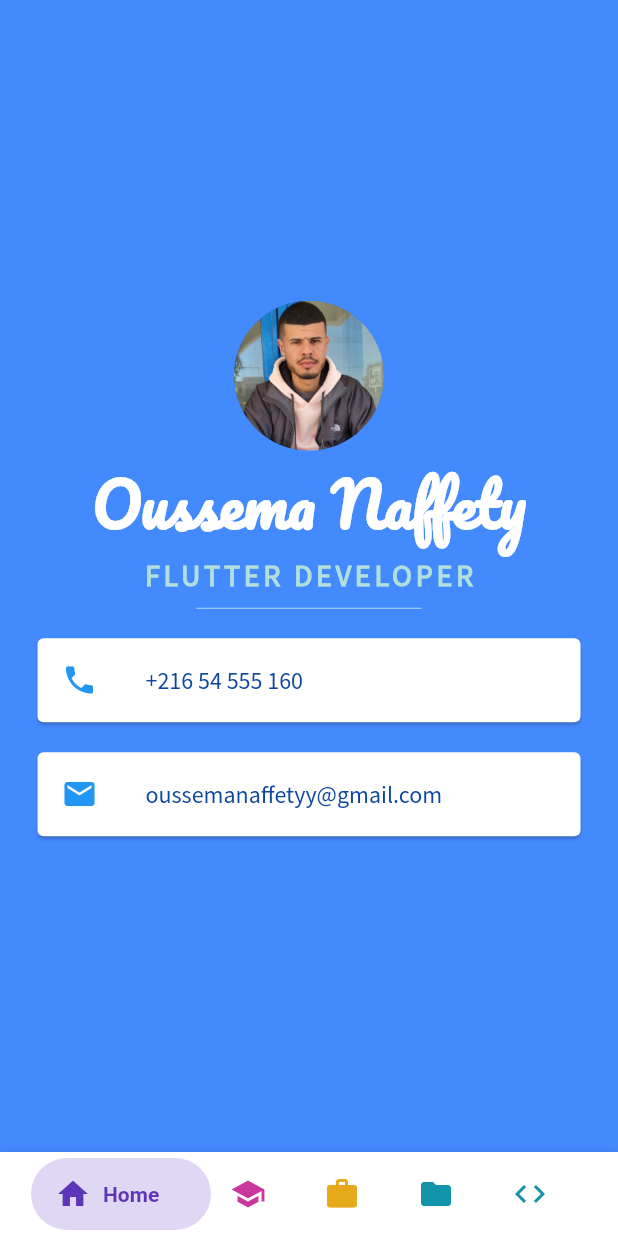
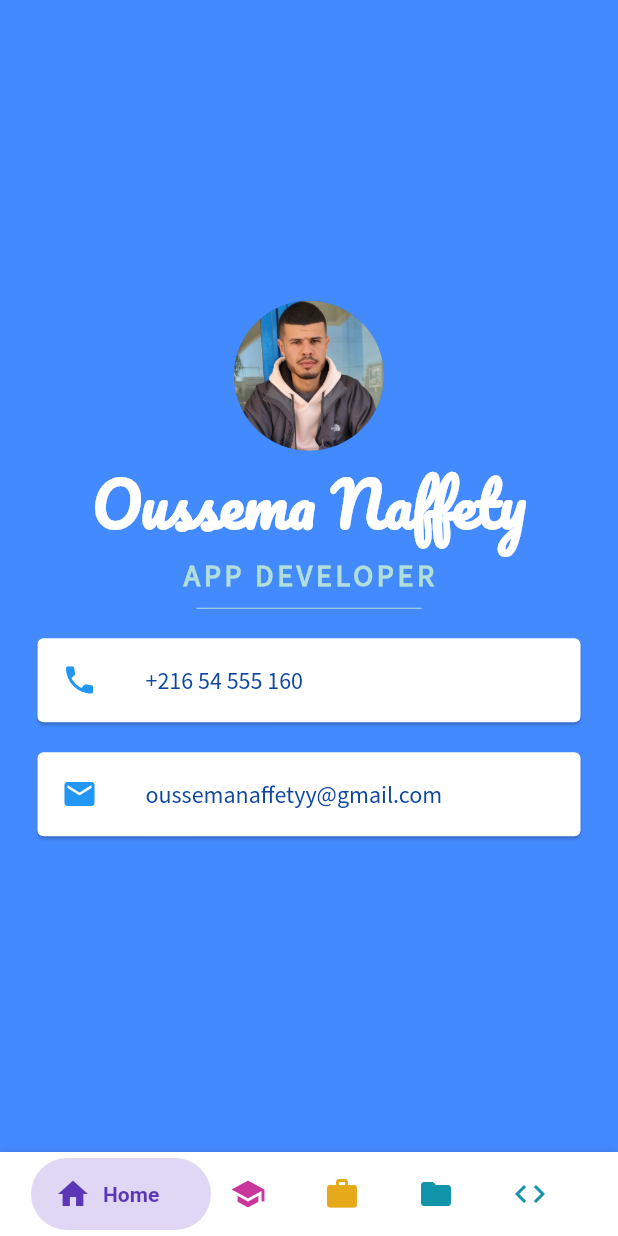
Before and after one commit to oussemanaffetyy/My-Cv, a Flutter app: the screen it shows after launch, on a phone screen of 412 x 824 dp. Run offline on Flutter 3.47's test engine with Material 2 defaults, Android fonts, the light colour scheme and no system bars; our stand-ins replace easy_splash_screen.

Commit message:
commit 2 logo et splashscreen

```diff
--- a/lib/main.dart
+++ b/lib/main.dart
@@ -1,18 +1,15 @@
 import 'package:flutter/material.dart';
-import './pages/homepage.dart';
-
-void main() => runApp(MyApp());
+import 'package:mycv/pages/mainSplashScreen.dart';
+void main() {
+  runApp(new MyApp());
+}
 
 class MyApp extends StatelessWidget {
-  final appTitle = 'My App';
-
   @override
   Widget build(BuildContext context) {
     return MaterialApp(
-      title: appTitle,
       debugShowCheckedModeBanner: false,
-      theme: ThemeData(fontFamily: 'Raleway'),
-      home: MyHomePage(title: appTitle, key: UniqueKey(),),
+      home: MainSplashScreen(),
     );
   }
 }
--- a/lib/pages/cv.dart
+++ b/lib/pages/cv.dart
@@ -24,7 +24,7 @@ class cv extends StatelessWidget {
                   ),
                 ),
                 Text(
-                  'FLUTTER DEVELOPER',
+                  'APP DEVELOPER',
                   style: TextStyle(
                     fontFamily: 'Source Sans Pro',
                     color: Colors.teal.shade100,
--- a/lib/pages/homepage.dart
+++ b/lib/pages/homepage.dart
@@ -16,6 +16,7 @@ class MyHomePage extends StatelessWidget {
   Widget build(BuildContext context) {
     return MaterialApp(
       title: 'Navigation Item Example',
+      debugShowCheckedModeBanner: false,
       theme: ThemeData(
         primarySwatch: Colors.blue,
         visualDensity: VisualDensity.adaptivePlatformDensity,
--- /dev/null
+++ b/lib/pages/mainSplashScreen.dart
@@ -0,0 +1,34 @@
+import 'package:flutter/material.dart';
+import 'package:easy_splash_screen/easy_splash_screen.dart';
+import 'homepage.dart';
+class MainSplashScreen extends StatelessWidget {
+  const MainSplashScreen({Key? key}) : super(key: key);
+
+  @override
+  Widget build(BuildContext context) {
+    final appTitle = 'My App';
+    return MaterialApp(
+      debugShowCheckedModeBanner: false,
+      home: Scaffold(
+        body: EasySplashScreen(
+          logo: Image.asset('images/logo1.png'),
+
+          title: Text(
+            "My CV",
+            style: TextStyle(
+              fontSize: 18,
+              color: Colors.white,
+              fontWeight: FontWeight.bold,
+            ),
+          ),
+          backgroundColor: Color(0xff289eff),
+          logoWidth: 100,
+          showLoader: true,
+          loadingText: Text("Loading..."),
+          navigator: MyHomePage(title: appTitle, key: UniqueKey(),),
+          durationInSeconds: 4,
+        ),
+      ),
+    );
+  }
+}
--- a/lib/pages/mapPage.dart
+++ b/lib/pages/mapPage.dart
@@ -5,10 +5,10 @@ class maps extends StatelessWidget {
   Widget build(BuildContext context) {
     return Scaffold(
       appBar: AppBar(
-        title: Text('Experience'),
+        title: Text('Maps'),
       ),
       body: Center(
-        child: Text('Bienvenue sur l\'écran d Experience !'),
+        child: Text('Bienvenue sur l\'écran d maps !'),
       ),
     );
   }
```
Also changed, not shown: pubspec.yaml (+20 -0 lines), images/logo1.png (added), pubspec.lock, 33 other files.
